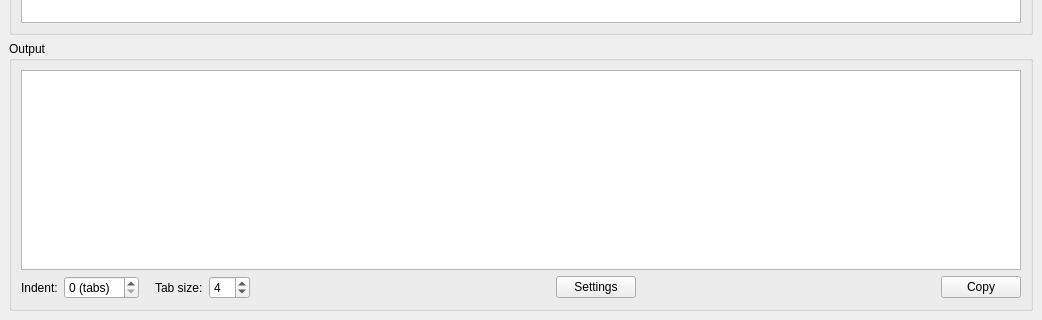
Folco68/Combox, file UI/MainWindow.ui: the form before one commit; both pictures show x 0 to 1042 and y 215 to 535 of the 1042 by 535 pixel window.
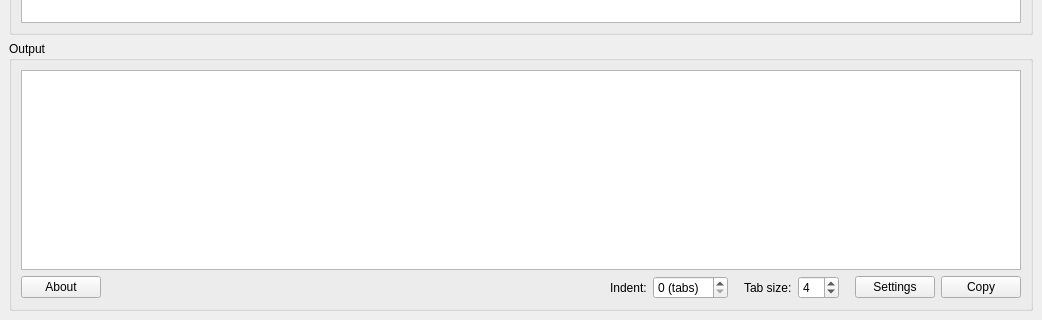
The form after the commit. Custom widgets are drawn as their Qt base class.

Commit message: - Docs.qrc: added missing HOWTO file - DlgAbout: fixed ABOUT and HOWTO displaying in the wrong tab - Modified a bit the MainWindow layout to add the About button - First release

What changed in the file:
```diff
--- a/UI/MainWindow.ui
+++ b/UI/MainWindow.ui
@@ -65,6 +65,26 @@
        </item>
        <item>
         <layout class="QHBoxLayout" name="HLayoutOutput">
+         <item>
+          <widget class="QPushButton" name="ButtonAbout">
+           <property name="text">
+            <string>About</string>
+           </property>
+          </widget>
+         </item>
+         <item>
+          <spacer name="HSpacer1">
+           <property name="orientation">
+            <enum>Qt::Orientation::Horizontal</enum>
+           </property>
+           <property name="sizeHint" stdset="0">
+            <size>
+             <width>40</width>
+             <height>20</height>
+            </size>
+           </property>
+          </spacer>
+         </item>
          <item>
           <widget class="QLabel" name="LabelIndent">
            <property name="text">
@@ -123,9 +143,12 @@
            <property name="orientation">
             <enum>Qt::Orientation::Horizontal</enum>
            </property>
+           <property name="sizeType">
+            <enum>QSizePolicy::Policy::Fixed</enum>
+           </property>
            <property name="sizeHint" stdset="0">
             <size>
-             <width>40</width>
+             <width>10</width>
              <height>20</height>
             </size>
            </property>
@@ -138,19 +161,6 @@
            </property>
           </widget>
          </item>
-         <item>
-          <spacer name="HSpacer3">
-           <property name="orientation">
-            <enum>Qt::Orientation::Horizontal</enum>
-           </property>
-           <property name="sizeHint" stdset="0">
-            <size>
-             <width>40</width>
-             <height>20</height>
-            </size>
-           </property>
-          </spacer>
-         </item>
          <item>
           <widget class="QPushButton" name="ButtonCopy">
            <property name="text">
```
Left out of the diff: 4 changed lines with no effect on the pictures. The commit also changes 7 other files.
